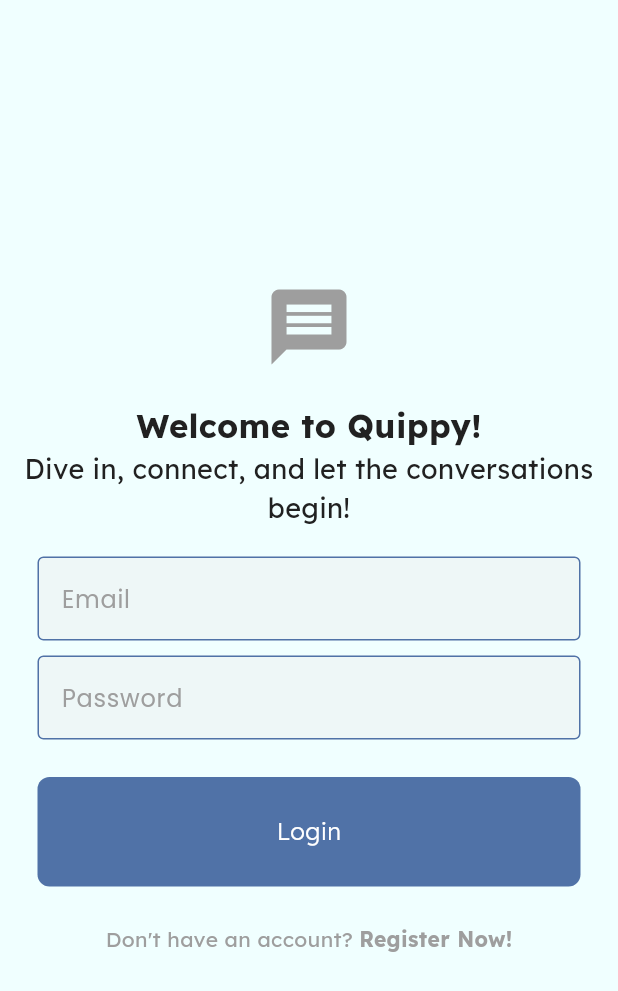
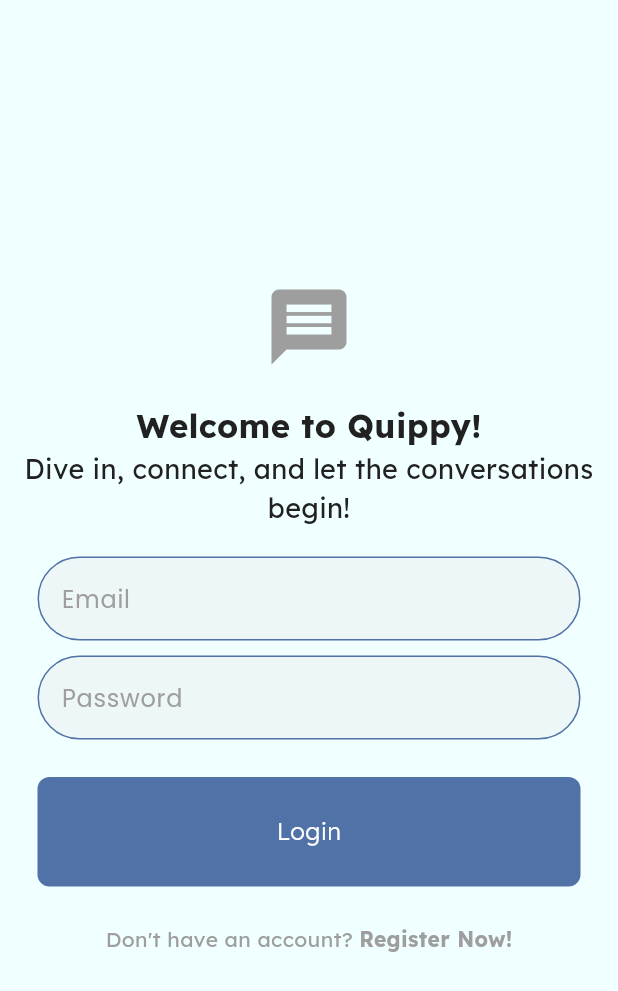
Before and after one commit to MaryEddythe/voxify, a Flutter app: the screen it shows after launch, on a phone screen of 412 x 824 dp. Shown: the top 991 px of the screen. Run offline on Flutter 3.47's test engine with Material 3 defaults, Android fonts, the phone set to English and light mode, and no system bars; our stand-ins replace cloud_firestore, firebase_auth, firebase_core, google_fonts; accounts and stored records are empty.

```diff
--- a/lib/backend/textfield.dart
+++ b/lib/backend/textfield.dart
@@ -23,20 +23,22 @@ class MyTextField extends StatelessWidget {
         obscureText: obscureText,
         controller: controller,
         focusNode: focusNode,
-        style: GoogleFonts.poppins( // Apply Google Font Poppins to the text field style
-          textStyle: TextStyle(color: Colors.black), // Set text color to black
+        style: GoogleFonts.poppins(
+          textStyle: TextStyle(color: Colors.black),
         ),
         decoration: InputDecoration(
           enabledBorder: OutlineInputBorder(
             borderSide: BorderSide(color: Theme.of(context).colorScheme.tertiary),
+            borderRadius: BorderRadius.circular(30), // Set border radius here
           ),
           focusedBorder: OutlineInputBorder(
             borderSide: BorderSide(color: Theme.of(context).colorScheme.primary),
+            borderRadius: BorderRadius.circular(30), // Set border radius here
           ),
           fillColor: Theme.of(context).colorScheme.secondary,
           filled: true,
           hintText: hintText,
-          hintStyle: GoogleFonts.poppins( // Apply Google Font Poppins to the hint text style
+          hintStyle: GoogleFonts.poppins(
             textStyle: TextStyle(color: Theme.of(context).colorScheme.primary),
           ),
         ),
```
Also changed, not shown: lib/page/chatpage.dart (+26 -11 lines).
